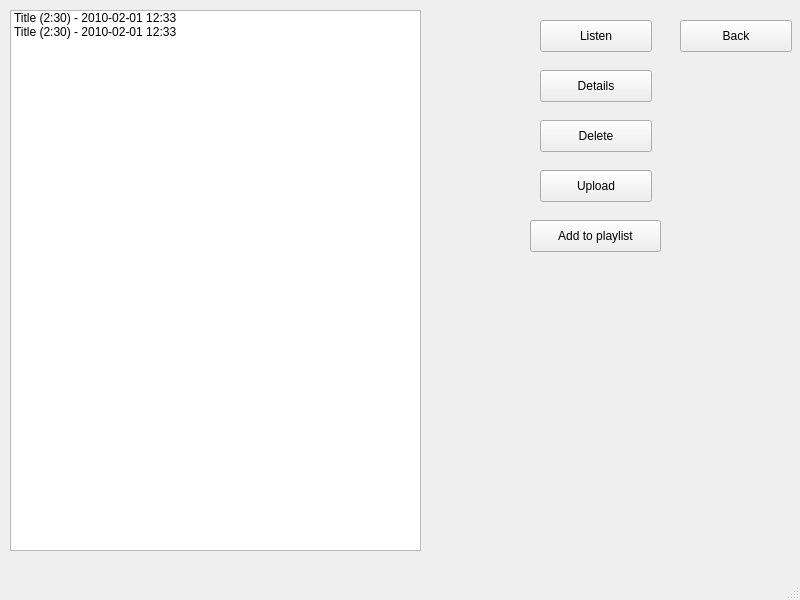
Before: the Qt Designer form project/lab6/mainwindow.ui in aneroid11/Databases, drawn with Qt 5.
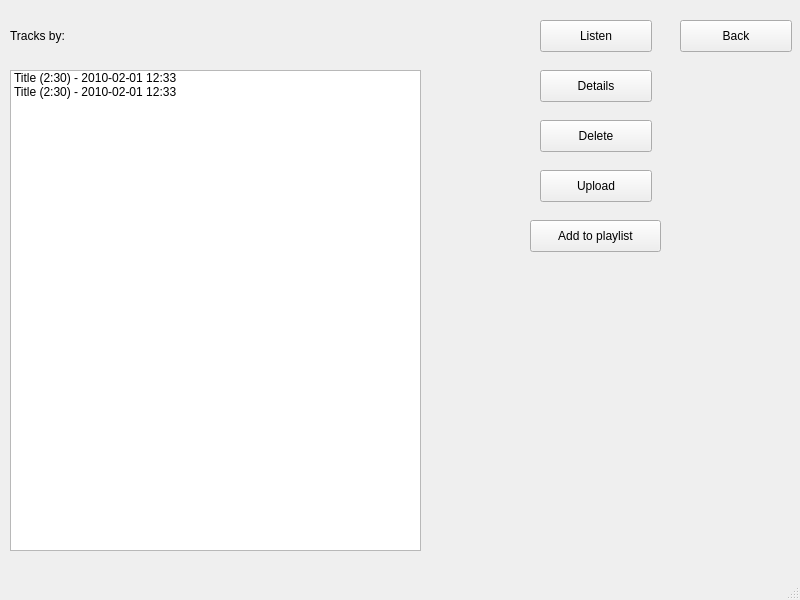
After: the same form once the commit is applied. The open tabs and pages were chosen to show the change.

Commit message: fix bug with back button

```diff
--- a/project/lab6/mainwindow.ui
+++ b/project/lab6/mainwindow.ui
@@ -782,9 +782,9 @@
       <property name="geometry">
        <rect>
         <x>10</x>
-        <y>10</y>
+        <y>70</y>
         <width>411</width>
-        <height>541</height>
+        <height>481</height>
        </rect>
       </property>
       <item>
@@ -876,6 +876,32 @@
        <string>Add to playlist</string>
       </property>
      </widget>
+     <widget class="QLabel" name="label_5">
+      <property name="geometry">
+       <rect>
+        <x>10</x>
+        <y>20</y>
+        <width>81</width>
+        <height>31</height>
+       </rect>
+      </property>
+      <property name="text">
+       <string>Tracks by:</string>
+      </property>
+     </widget>
+     <widget class="QLabel" name="myTracks_artistId">
+      <property name="geometry">
+       <rect>
+        <x>100</x>
+        <y>19</y>
+        <width>101</width>
+        <height>31</height>
+       </rect>
+      </property>
+      <property name="text">
+       <string/>
+      </property>
+     </widget>
     </widget>
     <widget class="QWidget" name="myTrackEditPage">
      <widget class="QDateTimeEdit" name="dateTimeEdit">
```
Left out of the diff: 2 changed lines with no effect on the pictures. The commit also changes 1 other file.
